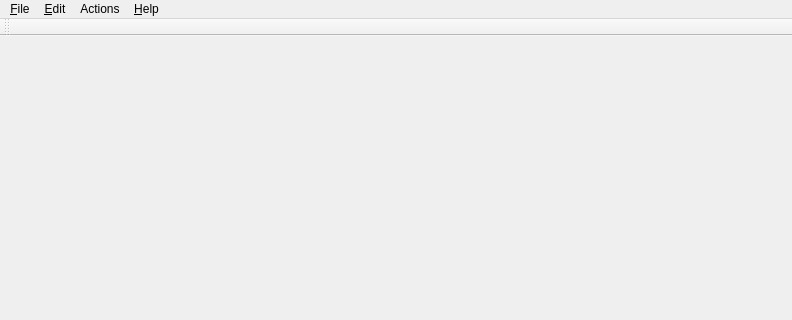
Above: FigureItNow7/MainWindow.ui from yuylong/FigureItNow before the change; both pictures show x 0 to 792 and y 0 to 320 of the 792 by 500 pixel window. Below: the same form after it.
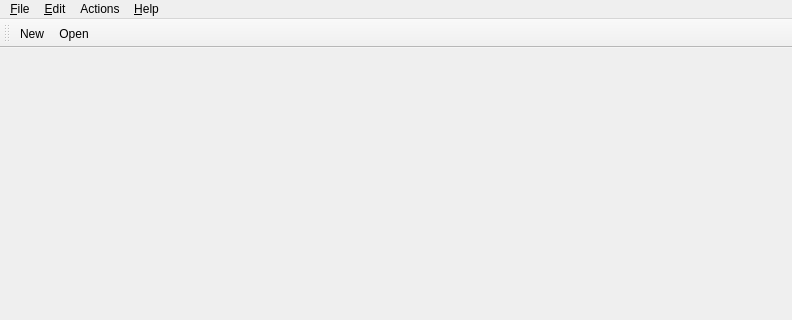
That is the form after the change.

Commit message: Tune the layout of Main Window.

```diff
--- a/FigureItNow7/MainWindow.ui
+++ b/FigureItNow7/MainWindow.ui
@@ -106,6 +106,8 @@
    <attribute name="toolBarBreak">
     <bool>false</bool>
    </attribute>
+   <addaction name="actNew"/>
+   <addaction name="actOpen"/>
   </widget>
   <widget class="QStatusBar" name="statusBar"/>
   <action name="actNew">
```
